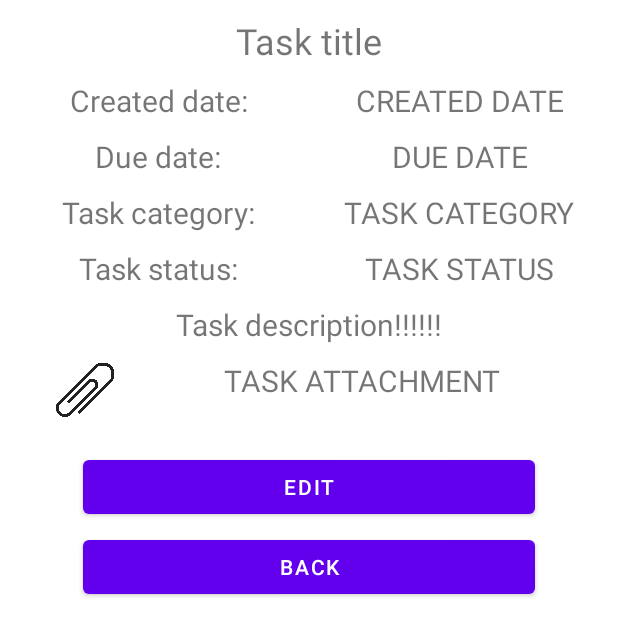
After one commit to MRajczyk/ListaTODOPAM_23, an Android app: the layout fragment_edit_task.xml on its own in the app's theme, with its tools: preview values and no code run, on a phone screen of 412 x 824 dp. The commit adds this screen. Shown: the top 636 px of the screen. Run offline under Robolectric (Android 15) with nearby library versions, the phone set to English and light mode, and no system bars.

Commit message:
added layouts

```diff
--- /dev/null
+++ b/app/src/main/res/layout/fragment_edit_task.xml
@@ -0,0 +1,179 @@
+<?xml version="1.0" encoding="utf-8"?>
+<LinearLayout xmlns:android="http://schemas.android.com/apk/res/android"
+    xmlns:app="http://schemas.android.com/apk/res-auto"
+    android:layout_width="match_parent"
+    android:layout_height="match_parent"
+    android:orientation="vertical">
+
+    <TableLayout
+        android:layout_width="match_parent"
+        android:layout_height="wrap_content"
+        android:layout_margin="5dp">
+
+        <TableRow
+            android:layout_width="match_parent"
+            android:layout_height="match_parent"
+            android:layout_marginTop="5dp">
+
+            <TextView
+                android:id="@+id/task_title"
+                android:layout_width="0dp"
+                android:layout_height="wrap_content"
+                android:layout_weight="1"
+                android:text="Task title"
+                android:textAlignment="center"
+                android:textSize="24sp" />
+        </TableRow>
+
+        <TableRow
+            android:layout_width="match_parent"
+            android:layout_height="match_parent"
+            android:layout_marginTop="10dp">
+
+            <TextView
+                android:id="@+id/created_date"
+                android:layout_width="0dp"
+                android:layout_height="wrap_content"
+                android:layout_weight="1"
+                android:text="Created date:"
+                android:textAlignment="center"
+                android:textSize="20sp" />
+
+            <TextView
+                android:id="@+id/created_date_value"
+                android:layout_width="0dp"
+                android:layout_height="wrap_content"
+                android:layout_weight="1"
+                android:text="CREATED DATE"
+                android:textAlignment="center"
+                android:textSize="20sp" />
+        </TableRow>
+
+        <TableRow
+            android:layout_width="match_parent"
+            android:layout_height="match_parent"
+            android:layout_marginTop="10dp">
+
+            <TextView
+                android:id="@+id/due_date"
+                android:layout_width="0dp"
+                android:layout_height="wrap_content"
+                android:layout_weight="1"
+                android:text="Due date:"
+                android:textAlignment="center"
+                android:textSize="20sp" />
+
+            <TextView
+                android:id="@+id/due_date_value"
+                android:layout_width="0dp"
+                android:layout_height="wrap_content"
+                android:layout_weight="1"
+                android:text="DUE DATE"
+                android:textAlignment="center"
+                android:textSize="20sp" />
+        </TableRow>
+
+        <TableRow
+            android:layout_width="match_parent"
+            android:layout_height="match_parent"
+            android:layout_marginTop="10dp">
+
+            <TextView
+                android:id="@+id/task_category"
+                android:layout_width="0dp"
+                android:layout_height="wrap_content"
+                android:layout_weight="1"
+                android:text="Task category:"
+                android:textAlignment="center"
+                android:textSize="20sp" />
+
+            <TextView
+                android:id="@+id/task_category_value"
+                android:layout_width="0dp"
+                android:layout_height="wrap_content"
+                android:layout_weight="1"
+                android:text="TASK CATEGORY"
+                android:textAlignment="center"
+                android:textSize="20sp" />
+        </TableRow>
+
+        <TableRow
+            android:layout_width="match_parent"
+            android:layout_height="match_parent"
+            android:layout_marginTop="10dp">
+
+            <TextView
+                android:id="@+id/task_status"
+                android:layout_width="0dp"
+                android:layout_height="wrap_content"
+                android:layout_weight="1"
+                android:text="Task status:"
+                android:textAlignment="center"
+                android:textSize="20sp" />
+
+            <TextView
+                android:id="@+id/task_status_value"
+                android:layout_width="0dp"
+                android:layout_height="wrap_content"
+                android:layout_weight="1"
+                android:text="TASK STATUS"
+                android:textAlignment="center"
+                android:textSize="20sp" />
+        </TableRow>
+
+        <TableRow
+            android:layout_width="match_parent"
+            android:layout_height="match_parent"
+            android:layout_marginTop="10dp">
+
+            <TextView
+                android:id="@+id/task_description"
+                android:layout_width="0dp"
+                android:layout_height="wrap_content"
+                android:layout_weight="1"
+                android:text="Task description!!!!!!"
+                android:textAlignment="center"
+                android:textSize="20sp" />
+        </TableRow>
+
+        <TableRow
+            android:layout_width="match_parent"
+            android:layout_height="match_parent"
+            android:layout_marginTop="10dp">
+
+            <ImageView
+                android:id="@+id/imageView"
+                android:layout_width="40dp"
+                android:layout_height="40dp"
+                android:layout_gravity="center|end"
+                android:layout_marginStart="15dp"
+                app:srcCompat="@drawable/paperclip" />
+
+            <TextView
+                android:id="@+id/task_attachment"
+                android:layout_width="0dp"
+                android:layout_height="wrap_content"
+                android:layout_weight="1"
+                android:text="TASK ATTACHMENT"
+                android:textAlignment="center"
+                android:textSize="20sp" />
+        </TableRow>
+
+    </TableLayout>
+
+    <Button
+        android:id="@+id/EDIT"
+        android:layout_marginHorizontal="55dp"
+        android:layout_marginTop="15dp"
+        android:layout_width="match_parent"
+        android:layout_height="wrap_content"
+        android:text="@string/EDIT" />
+
+    <Button
+        android:id="@+id/BACK"
+        android:layout_marginHorizontal="55dp"
+        android:layout_marginTop="5dp"
+        android:layout_width="match_parent"
+        android:layout_height="wrap_content"
+        android:text="@string/back" />
+</LinearLayout>
--- a/app/src/main/res/values/strings.xml
+++ b/app/src/main/res/values/strings.xml
@@ -2,4 +2,9 @@
     <string name="app_name">PAM_ListaTODO</string>
     <string name="menu_settings">Settings</string>
     <string name="title_activity_settings">Ustawienia</string>
+    <string name="search">Filter tasks</string>
+    <string name="task_title">Task Title</string>
+    <string name="EDIT">EDIT</string>
+    <string name="back">BACK</string>
+    <string name="ADD">ADD</string>
 </resources>
```
Also changed, not shown: app/src/main/java/com/example/pam_listatodo/MainActivity.java (+10 -0 lines), app/src/main/res/layout/fragmen_task_details.xml (added, +171 -0 lines), app/src/main/res/layout/fragment_new_task.xml (added, +179 -0 lines), app/src/main/res/layout/fragment_recycler_tasks.xml (added, +23 -0 lines), app/src/main/res/layout/task_row.xml (added, +74 -0 lines), app/src/main/res/drawable/paperclip.png (added).
